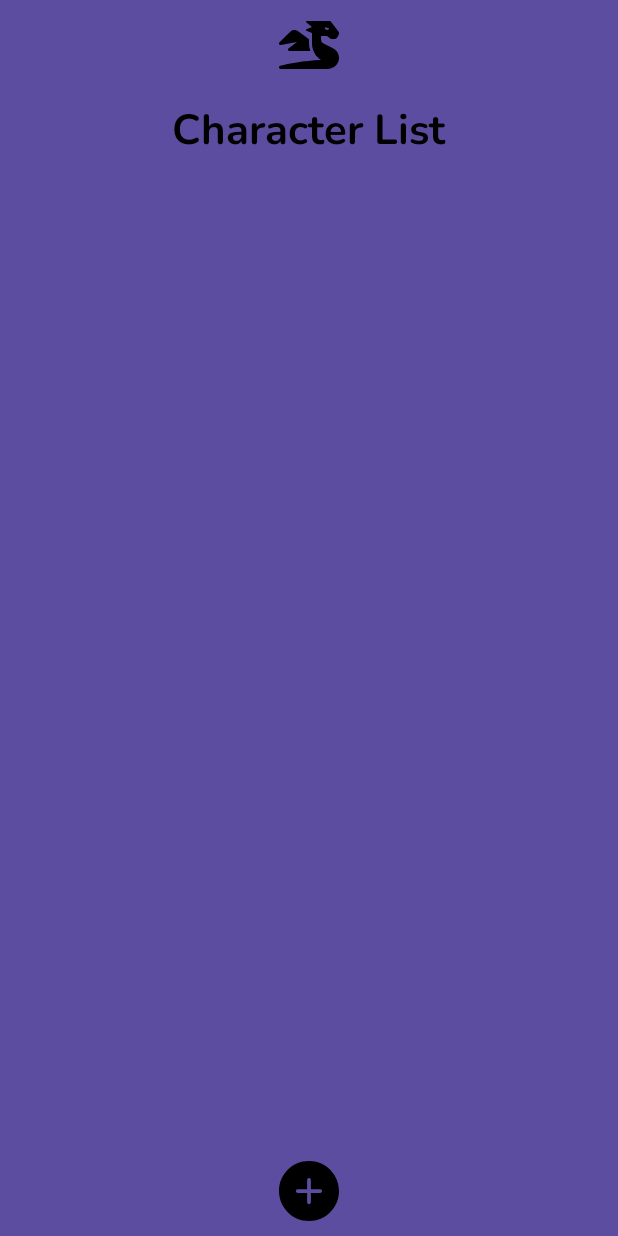
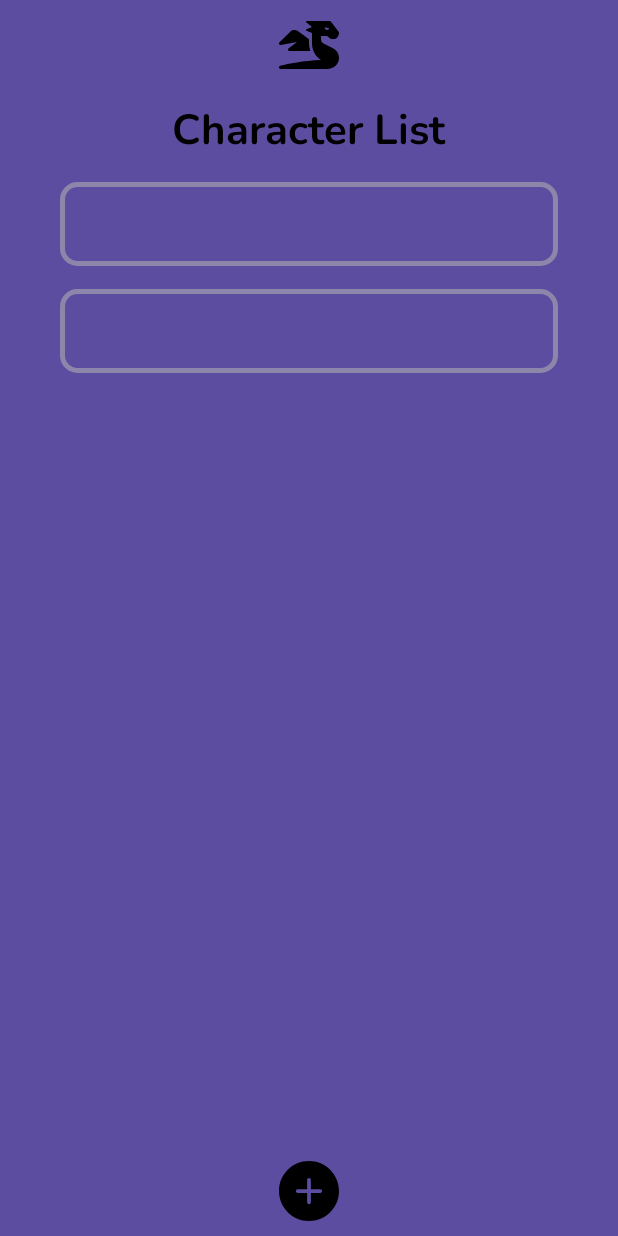
Before and after one commit to WadKos/dnd-character-app, an Android app: the screen it shows after launch (MainActivity), on a phone screen of 412 x 824 dp. Run offline under Robolectric (Android 15) with nearby library versions, the phone set to English and light mode, and no system bars.

Commit message:
Character Layout

```diff
--- a/app/src/main/java/ru/akostiuchek/dnd_application/MainActivity.kt
+++ b/app/src/main/java/ru/akostiuchek/dnd_application/MainActivity.kt
@@ -4,6 +4,8 @@ import androidx.appcompat.app.AppCompatActivity
 import android.os.Bundle
 
 class MainActivity : AppCompatActivity() {
+
+
     override fun onCreate(savedInstanceState: Bundle?) {
         super.onCreate(savedInstanceState)
         setContentView(R.layout.activity_main)
--- /dev/null
+++ b/app/src/main/res/drawable/shape_character_border.xml
@@ -0,0 +1,5 @@
+<?xml version="1.0" encoding="utf-8"?>
+<shape xmlns:android="http://schemas.android.com/apk/res/android">
+    <stroke android:color="@color/border_gray" android:width="3dp"/>
+    <corners android:radius="10dp"/>
+</shape>
--- a/app/src/main/res/layout/activity_main.xml
+++ b/app/src/main/res/layout/activity_main.xml
@@ -18,25 +18,87 @@
         app:layout_constraintTop_toTopOf="parent" />
 
     <TextView
+        android:id="@+id/textView"
         android:layout_width="wrap_content"
         android:layout_height="wrap_content"
+        android:layout_marginTop="16dp"
+        android:fontFamily="@font/nunito_bold"
         android:text="@string/character_list_header"
         android:textColor="@color/black"
-        android:fontFamily="@font/nunito_bold"
-        android:layout_marginTop="16dp"
         android:textSize="28sp"
         app:layout_constraintEnd_toEndOf="parent"
         app:layout_constraintStart_toStartOf="parent"
         app:layout_constraintTop_toBottomOf="@+id/imageView" />
 
-<!--    <LinearLayout-->
-<!--        android:layout_width="wrap_content"-->
-<!--        android:layout_height="match_parent"-->
-<!--        >-->
-<!--        -->
-<!--        -->
-<!--        -->
-<!--    </LinearLayout>-->
+    <LinearLayout
+        android:layout_width="match_parent"
+        android:layout_height="wrap_content"
+        android:orientation="vertical"
+        android:layout_marginTop="15dp"
+        android:layout_marginHorizontal="40dp"
+        app:layout_constraintEnd_toEndOf="parent"
+        app:layout_constraintStart_toStartOf="parent"
+        app:layout_constraintTop_toBottomOf="@+id/textView">
+
+        <LinearLayout
+            android:id="@+id/character1"
+            android:layout_width="match_parent"
+            android:layout_height="wrap_content"
+            android:orientation="vertical"
+            android:padding="5dp"
+            android:background="@drawable/shape_character_border">
+
+            <TextView
+                android:id="@+id/name1"
+                android:layout_width="wrap_content"
+                android:layout_height="wrap_content"
+                android:layout_marginStart="5dp"
+                android:text=""
+                android:fontFamily="@font/rubik_regular"
+                android:textColor="@color/black"
+                tools:text="Name"/>
+            <TextView
+                android:id="@+id/raceClass1"
+                android:layout_width="wrap_content"
+                android:layout_height="wrap_content"
+                android:layout_marginStart="5dp"
+                android:text=""
+                android:fontFamily="@font/rubik_regular"
+                android:textColor="@color/black"
+                tools:text="Race : Class"/>
+        </LinearLayout>
+
+        <LinearLayout
+            android:id="@+id/character2"
+            android:layout_marginTop="15dp"
+            android:layout_width="match_parent"
+            android:layout_height="wrap_content"
+            android:orientation="vertical"
+            android:padding="5dp"
+            android:background="@drawable/shape_character_border">
+
+            <TextView
+                android:id="@+id/name2"
+                android:layout_width="wrap_content"
+                android:layout_height="wrap_content"
+                android:layout_marginStart="5dp"
+                android:text=""
+                android:fontFamily="@font/rubik_regular"
+                android:textColor="@color/black"
+                tools:text="Name"/>
+            <TextView
+                android:id="@+id/raceClass2"
+                android:layout_width="wrap_content"
+                android:layout_height="wrap_content"
+                android:layout_marginStart="5dp"
+                android:text=""
+                android:fontFamily="@font/rubik_regular"
+                android:textColor="@color/black"
+                tools:text="Race : Class"/>
+        </LinearLayout>
+
+
+    </LinearLayout>
 
     <ImageView
         android:id="@+id/icPlus"
```
